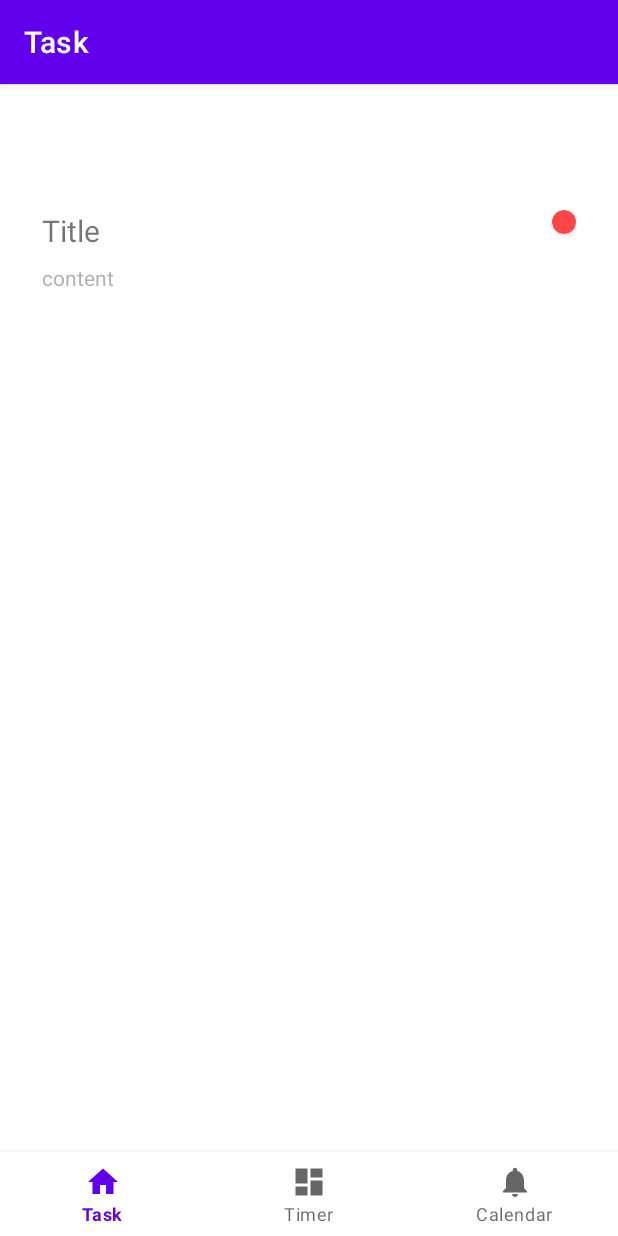
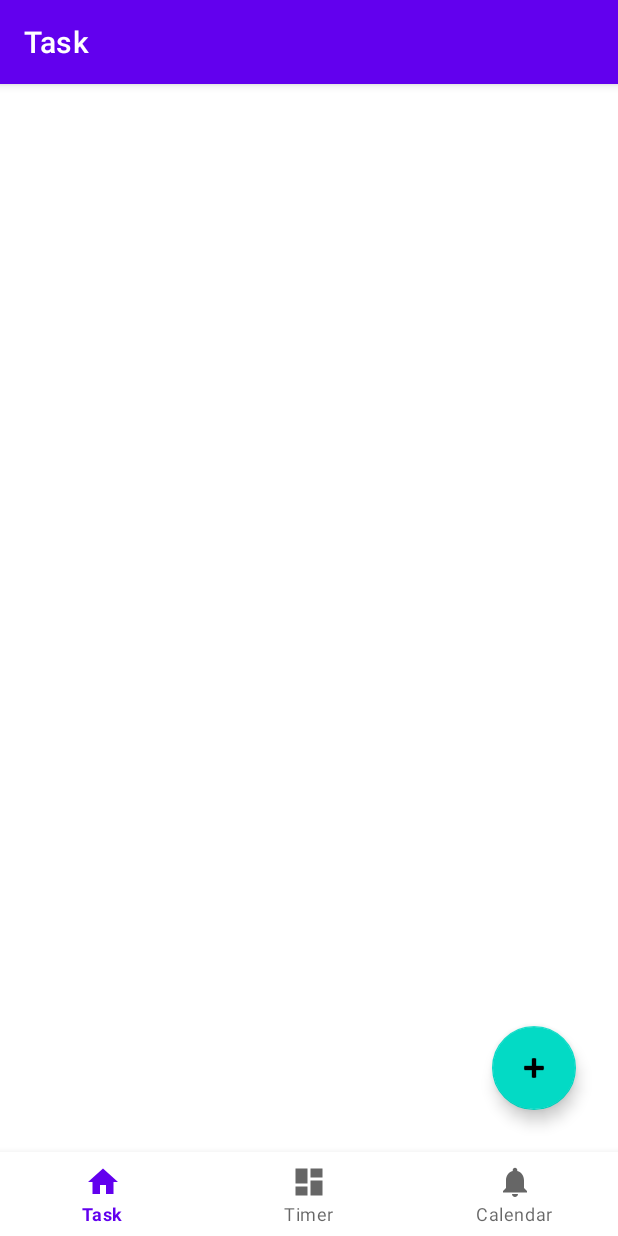
Before and after one commit to kevinyya/DailyTodo, an Android app: the screen it shows after launch (MainActivity), on a phone screen of 412 x 824 dp. Run offline under Robolectric (Android 15) with nearby library versions, the phone set to English and light mode, and no system bars; our stand-ins replace navigation-ui.

```diff
--- a/app/src/main/res/layout/fragment_task.xml
+++ b/app/src/main/res/layout/fragment_task.xml
@@ -5,54 +5,15 @@
     xmlns:app="http://schemas.android.com/apk/res-auto"
     android:layout_margin="4dp">
 
-    <LinearLayout
-        android:id="@+id/taskLL"
-        android:layout_width="match_parent"
+    <com.google.android.material.floatingactionbutton.FloatingActionButton
+        android:id="@+id/addBtn"
+        android:layout_width="wrap_content"
         android:layout_height="wrap_content"
-        android:orientation="vertical"
-        android:gravity="center_vertical"
-        android:padding="16dp"
-        app:layout_constraintStart_toStartOf="parent"
-        app:layout_constraintEnd_toEndOf="parent" >
-
-        <LinearLayout
-            android:layout_width="match_parent"
-            android:layout_height="wrap_content"
-            android:orientation="horizontal"
-            android:gravity="center_horizontal"
-            android:layout_weight="1"
-            android:padding="8dp">
-
-            <TextView
-                android:id="@+id/titleTV"
-                android:layout_width="wrap_content"
-                android:layout_height="wrap_content"
-                android:textSize="20sp"
-                android:layout_weight="1"
-                android:gravity="left"
-                android:text="Title" />
-
-            <androidx.cardview.widget.CardView
-                android:id="@+id/priority_indicator"
-                android:layout_width="16dp"
-                android:layout_height="16dp"
-                app:cardBackgroundColor="@color/red"
-                app:cardCornerRadius="100dp" />
-
-        </LinearLayout>
-
-        <TextView
-            android:id="@+id/contentTV"
-            android:layout_width="wrap_content"
-            android:layout_height="16dp"
-            android:layout_weight="1"
-            android:gravity="center"
-            android:text="content"
-            android:textColor="@color/gray"
-            android:layout_marginStart="8dp"
-            app:layout_constraintStart_toStartOf="@id/taskLL"
-            />
-
-    </LinearLayout>
+        android:clickable="true"
+        android:src="@android:drawable/ic_input_add"
+        android:layout_marginEnd="24dp"
+        android:layout_marginBottom="80dp"
+        app:layout_constraintBottom_toBottomOf="parent"
+        app:layout_constraintEnd_toEndOf="parent" />
 
 </androidx.constraintlayout.widget.ConstraintLayout>
```
Also changed, not shown: app/build.gradle (+13 -4 lines), app/src/main/java/com/example/dailytodo/data/TaskDao.kt (added, +27 -0 lines), app/src/main/java/com/example/dailytodo/data/TaskData.kt (added, +41 -0 lines), app/src/main/java/com/example/dailytodo/data/TaskDatabase.kt (added, +26 -0 lines).
